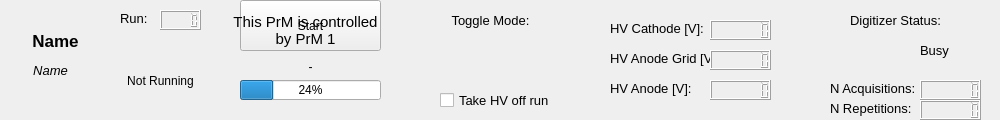
First picture: the form in sbndprmdaq/controls.ui, repository marcodeltutto/SBNDPurityMonitorDAQ, before the edit.
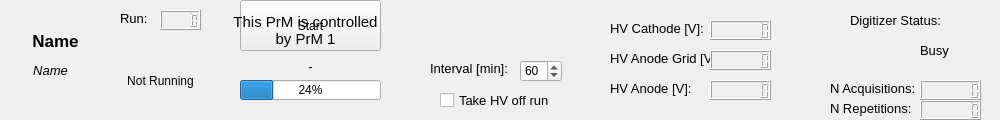
Second picture: the form after the edit. Icons and pictures are not drawn. Custom widgets are drawn as their Qt base class.

Commit message: Add spinbox to set interval time and display remaining time on start/stop button

Diff of the .ui file:
```diff
--- a/sbndprmdaq/controls.ui
+++ b/sbndprmdaq/controls.ui
@@ -80,33 +80,12 @@
     <property name="geometry">
      <rect>
       <x>430</x>
-      <y>40</y>
+      <y>10</y>
       <width>131</width>
       <height>41</height>
      </rect>
     </property>
    </widget>
-   <widget class="QLabel" name="_mode_toggle_label">
-    <property name="geometry">
-     <rect>
-      <x>440</x>
-      <y>10</y>
-      <width>101</width>
-      <height>21</height>
-     </rect>
-    </property>
-    <property name="font">
-     <font>
-      <pointsize>10</pointsize>
-     </font>
-    </property>
-    <property name="text">
-     <string>Toggle Mode:</string>
-    </property>
-    <property name="alignment">
-     <set>Qt::AlignCenter</set>
-    </property>
-   </widget>
    <widget class="QLabel" name="_digi_label">
     <property name="geometry">
      <rect>
@@ -545,6 +524,46 @@
      <bool>false</bool>
     </property>
    </widget>
+   <widget class="QSpinBox" name="_interval_spinbox">
+    <property name="geometry">
+     <rect>
+      <x>520</x>
+      <y>60</y>
+      <width>42</width>
+      <height>22</height>
+     </rect>
+    </property>
+    <property name="minimum">
+     <number>5</number>
+    </property>
+    <property name="maximum">
+     <number>99999</number>
+    </property>
+    <property name="value">
+     <number>60</number>
+    </property>
+   </widget>
+   <widget class="QLabel" name="_interval_label">
+    <property name="enabled">
+     <bool>true</bool>
+    </property>
+    <property name="geometry">
+     <rect>
+      <x>430</x>
+      <y>60</y>
+      <width>81</width>
+      <height>16</height>
+     </rect>
+    </property>
+    <property name="font">
+     <font>
+      <pointsize>10</pointsize>
+     </font>
+    </property>
+    <property name="text">
+     <string>Interval [min]:</string>
+    </property>
+   </widget>
   </widget>
   <action name="actionShow_Logs">
    <property name="text">
```
The commit also changes 2 other files.
